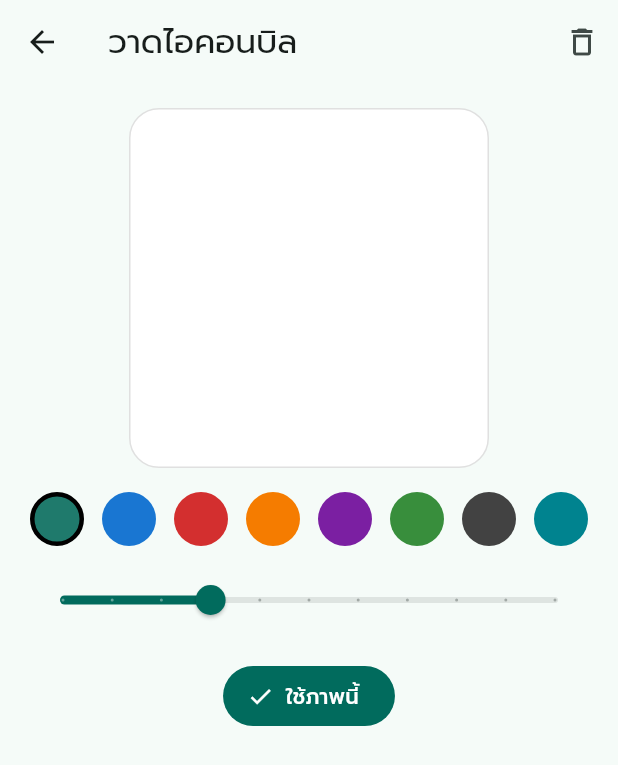
After one commit to NitiphonC/billander, a Flutter app: the IconDrawScreen screen opened directly, on a phone screen of 412 x 824 dp. The commit adds this screen. Shown: the top 765 px of the screen. Run offline on Flutter 3.47's test engine with Material 3 defaults, Android fonts, the phone set to English and light mode, and no system bars; our stand-ins replace flutter_local_notifications, package_info_plus, shared_preferences, sqflite, timezone; accounts and stored records are empty.

Commit message:
feat: show bill payment amount in calendar + customizable bill icons

```diff
--- a/docs/version.json
+++ b/docs/version.json
@@ -1 +1 @@
-{"app_name":"billandar","version":"0.1.7","build_number":"8","package_name":"billandar"}
+{"app_name":"billandar","version":"0.1.8","build_number":"9","package_name":"billandar"}
--- /dev/null
+++ b/lib/ui/icon_draw_screen.dart
@@ -0,0 +1,231 @@
+import 'dart:convert';
+import 'dart:typed_data';
+import 'dart:ui' as ui;
+
+import 'package:flutter/material.dart';
+
+/// หน้าวาดไอคอนบิลด้วยนิ้ว แล้วส่งกลับเป็น base64 PNG
+class IconDrawScreen extends StatefulWidget {
+  const IconDrawScreen({super.key});
+
+  @override
+  State<IconDrawScreen> createState() => _IconDrawScreenState();
+}
+
+class _IconDrawScreenState extends State<IconDrawScreen> {
+  static const double _size = 240;
+  final List<List<Offset>> _strokes = [];
+  List<Offset>? _current;
+  Color _penColor = const Color(0xFF1F7A6C);
+  double _penWidth = 10;
+
+  void _start(Offset point) {
+    setState(() => _current = [point]);
+  }
+
+  void _update(Offset point) {
+    if (_current == null) return;
+    setState(() => _current!.add(point));
+  }
+
+  void _end() {
+    if (_current == null) return;
+    setState(() {
+      _strokes.add(List<Offset>.from(_current!));
+      _current = null;
+    });
+  }
+
+  Future<String?> _export() async {
+    final recorder = ui.PictureRecorder();
+    final canvas = Canvas(recorder);
+
+    // พื้นหลังโปร่งใส
+    final paint = Paint()
+      ..color = _penColor
+      ..strokeWidth = _penWidth
+      ..strokeCap = StrokeCap.round
+      ..strokeJoin = StrokeJoin.round
+      ..style = PaintingStyle.stroke;
+
+    void drawStroke(List<Offset> stroke) {
+      for (var i = 1; i < stroke.length; i++) {
+        canvas.drawLine(stroke[i - 1], stroke[i], paint);
+      }
+      if (stroke.length == 1) {
+        canvas.drawCircle(stroke.first, _penWidth / 2, paint);
+      }
+    }
+
+    for (final stroke in _strokes) {
+      drawStroke(stroke);
+    }
+    if (_current != null) drawStroke(_current!);
+
+    final image = await recorder.endRecording().toImage(
+          _size.toInt(),
+          _size.toInt(),
+        );
+    final byteData =
+        await image.toByteData(format: ui.ImageByteFormat.png);
+    if (byteData == null) return null;
+    final Uint8List bytes = byteData.buffer.asUint8List();
+    return base64Encode(bytes);
+  }
+
+  @override
+  Widget build(BuildContext context) {
+    return Scaffold(
+      appBar: AppBar(
+        title: const Text('วาดไอคอนบิล'),
+        actions: [
+          IconButton(
+            tooltip: 'ล้างภาพ',
+            onPressed: () => setState(() {
+              _strokes.clear();
+              _current = null;
+            }),
+            icon: const Icon(Icons.delete_outline),
+          ),
+        ],
+      ),
+      body: SafeArea(
+        child: SingleChildScrollView(
+          padding: const EdgeInsets.all(16),
+          child: Column(
+            children: [
+              Container(
+                width: _size,
+                height: _size,
+                decoration: BoxDecoration(
+                  color: Colors.white,
+                  borderRadius: BorderRadius.circular(20),
+                  border: Border.all(color: Colors.grey.shade300),
+                ),
+                child: ClipRRect(
+                  borderRadius: BorderRadius.circular(20),
+                  child: LayoutBuilder(
+                    builder: (context, constraints) {
+                      return GestureDetector(
+                        onPanStart: (d) {
+                          final box = context.findRenderObject() as RenderBox;
+                          _start(box.globalToLocal(d.globalPosition));
+                        },
+                        onPanUpdate: (d) {
+                          final box = context.findRenderObject() as RenderBox;
+                          _update(box.globalToLocal(d.globalPosition));
+                        },
+                        onPanEnd: (_) => _end(),
+                        child: CustomPaint(
+                          painter: _StrokePainter(
+                            strokes: _strokes,
+                            current: _current,
+                            color: _penColor,
+                            width: _penWidth,
+                          ),
+                          size: Size(constraints.maxWidth, constraints.maxHeight),
+                        ),
+                      );
+                    },
+                  ),
+                ),
+              ),
+              const SizedBox(height: 16),
+              Wrap(
+                spacing: 12,
+                children: [
+                  for (final color in _palette)
+                    GestureDetector(
+                      onTap: () => setState(() => _penColor = color),
+                      child: Container(
+                        width: 36,
+                        height: 36,
+                        decoration: BoxDecoration(
+                          color: color,
+                          shape: BoxShape.circle,
+                          border: color == _penColor
+                              ? Border.all(color: Colors.black, width: 3)
+                              : null,
+                        ),
+                      ),
+                    ),
+                ],
+              ),
+              const SizedBox(height: 12),
+              Slider(
+                min: 4,
+                max: 24,
+                divisions: 10,
+                value: _penWidth,
+                label: '${_penWidth.toInt()}',
+                onChanged: (v) => setState(() => _penWidth = v),
+              ),
+              const SizedBox(height: 16),
+              FilledButton.icon(
+                onPressed: () async {
+                  final data = await _export();
+                  // ignore: use_build_context_synchronously
+                  if (mounted) Navigator.pop(context, data);
+                },
+                icon: const Icon(Icons.check),
+                label: const Text('ใช้ภาพนี้'),
+              ),
+            ],
+          ),
+        ),
+      ),
+    );
+  }
+}
+
+const _palette = <Color>[
+  Color(0xFF1F7A6C),
+  Color(0xFF1976D2),
+  Color(0xFFD32F2F),
+  Color(0xFFF57C00),
+  Color(0xFF7B1FA2),
+  Color(0xFF388E3C),
+  Color(0xFF424242),
+  Color(0xFF00838F),
+];
+
+class _StrokePainter extends CustomPainter {
+  _StrokePainter({
+    required this.strokes,
+    required this.current,
+    required this.color,
+    required this.width,
+  });
+
+  final List<List<Offset>> strokes;
+  final List<Offset>? current;
+  final Color color;
+  final double width;
+
+  @override
+  void paint(Canvas canvas, Size size) {
+    final paint = Paint()
+      ..color = color
+      ..strokeWidth = width
+      ..strokeCap = StrokeCap.round
+      ..strokeJoin = StrokeJoin.round
+      ..style = PaintingStyle.stroke;
+
+    void draw(List<Offset> stroke) {
+      for (var i = 1; i < stroke.length; i++) {
+        canvas.drawLine(stroke[i - 1], stroke[i], paint);
+      }
+      if (stroke.length == 1) {
+        canvas.drawCircle(stroke.first, width / 2, paint);
+      }
+    }
+
+    for (final stroke in strokes) {
+      draw(stroke);
+    }
+    if (current != null) draw(current!);
+  }
+
+  @override
+  bool shouldRepaint(covariant _StrokePainter oldDelegate) => true;
+}
--- a/pubspec.yaml
+++ b/pubspec.yaml
@@ -1,7 +1,7 @@
 name: billandar
 description: แอพเก็บเงินรายวันเพื่อจ่ายบิลตามวันจ่ายแบบกองกลางเดียว
 publish_to: "none"
-version: 0.1.7+8
+version: 0.1.8+9
 
 environment:
   sdk: ">=3.4.0 <4.0.0"
```
Also changed, not shown: lib/data/database.dart (+9 -1 lines), lib/models/bill.dart (+26 -0 lines), lib/state/app_state.dart (+18 -0 lines), lib/ui/bills_screen.dart (+112 -3 lines), lib/ui/calendar_screen.dart (+22 -0 lines), lib/ui/dashboard_screen.dart (+2 -6 lines), lib/ui/widgets/bill_icon.dart (added, +62 -0 lines), update.json (+4 -4 lines), docs/assets/fonts/MaterialIcons-Regular.otf, 6 other files.
